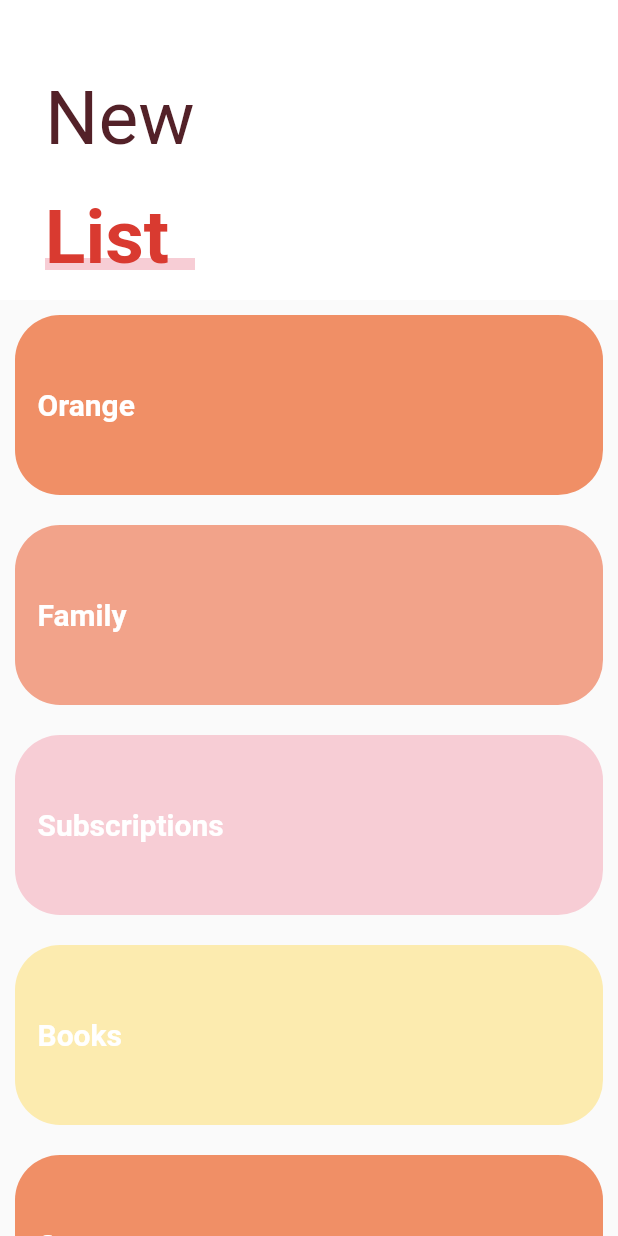
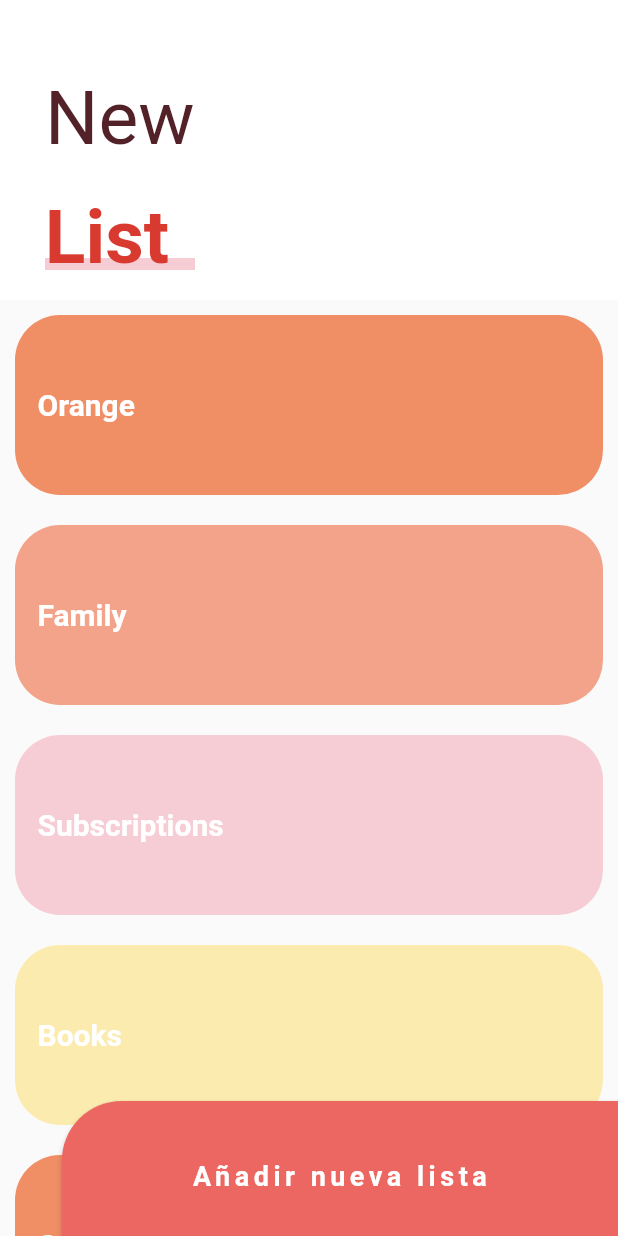
Before and after one commit to DannyStrelok/flutter_sliver_custom_header_practica, a Flutter app: the screen it shows after launch, on a phone screen of 412 x 824 dp. Run offline on Flutter 3.47's test engine with Material 2 defaults, Android fonts, the phone set to English and light mode, and no system bars.

Commit message:
slivers terminado

```diff
--- a/lib/src/screens/sliver_list_screen.dart
+++ b/lib/src/screens/sliver_list_screen.dart
@@ -6,22 +6,50 @@ class SliverListScreen extends StatelessWidget {
     return Scaffold(
       // body: _Lista(),
       // body: _Titulo(),
-      body: _MainScroll(),
+      body: Stack(children: [
+        _MainScroll(),
+        Positioned(bottom: -10, right: 0, child: _NewListButton())
+      ]),
+    );
+  }
+}
+
+class _NewListButton extends StatelessWidget {
+  @override
+  Widget build(BuildContext context) {
+    final size = MediaQuery.of(context).size;
+
+    return ButtonTheme(
+      minWidth: size.width * 0.9,
+      height: 100,
+      child: RaisedButton(
+        onPressed: () {},
+        color: Color(0xffed6762),
+        shape: RoundedRectangleBorder(
+            borderRadius: BorderRadius.only(topLeft: Radius.circular(40))),
+        child: Text(
+          'Añadir nueva lista',
+          style: TextStyle(
+              color: Colors.white,
+              fontSize: 18,
+              fontWeight: FontWeight.bold,
+              letterSpacing: 3),
+        ),
+      ),
     );
   }
 }
 
 class _MainScroll extends StatelessWidget {
-
   final items = [
-    _ListItem( 'Orange', Color(0xffF08F66) ),
-    _ListItem( 'Family', Color(0xffF2A38A) ),
-    _ListItem( 'Subscriptions', Color(0xffF7CDD5) ),
-    _ListItem( 'Books', Color(0xffFCEBAF) ),
-    _ListItem( 'Orange', Color(0xffF08F66) ),
-    _ListItem( 'Family', Color(0xffF2A38A) ),
-    _ListItem( 'Subscriptions', Color(0xffF7CDD5) ),
-    _ListItem( 'Books', Color(0xffFCEBAF) ),
+    _ListItem('Orange', Color(0xffF08F66)),
+    _ListItem('Family', Color(0xffF2A38A)),
+    _ListItem('Subscriptions', Color(0xffF7CDD5)),
+    _ListItem('Books', Color(0xffFCEBAF)),
+    _ListItem('Orange', Color(0xffF08F66)),
+    _ListItem('Family', Color(0xffF2A38A)),
+    _ListItem('Subscriptions', Color(0xffF7CDD5)),
+    _ListItem('Books', Color(0xffFCEBAF)),
   ];
 
   @override
@@ -43,13 +71,14 @@ class _MainScroll extends StatelessWidget {
                   alignment: Alignment.centerLeft,
                   color: Colors.white,
                   child: _Titulo(),
+                ))),
+        SliverList(
+          delegate: SliverChildListDelegate([
+            ...items,
+            SizedBox(
+              height: 100,
             )
-            )
-        ),
-        SliverList(
-          delegate: SliverChildListDelegate(
-            items
-          ),
+          ]),
         )
       ],
     );
@@ -57,13 +86,14 @@ class _MainScroll extends StatelessWidget {
 }
 
 class _SliverCustomHeaderDelegate extends SliverPersistentHeaderDelegate {
-
   final double minHeight;
   final double maxHeight;
   final Widget child;
 
-
-  _SliverCustomHeaderDelegate({@required this.minHeight, @required this.maxHeight, @required this.child});
+  _SliverCustomHeaderDelegate(
+      {@required this.minHeight,
+      @required this.maxHeight,
+      @required this.child});
 
   @override
   double get maxExtent => this.maxHeight;
@@ -79,23 +109,24 @@ class _SliverCustomHeaderDelegate extends SliverPersistentHeaderDelegate {
   }
 
   @override
-  Widget build(BuildContext context, double shrinkOffset, bool overlapsContent) {
-    return SizedBox.expand(child: child,);
+  Widget build(
+      BuildContext context, double shrinkOffset, bool overlapsContent) {
+    return SizedBox.expand(
+      child: child,
+    );
   }
 }
 
-
 class _Lista extends StatelessWidget {
-
   final items = [
-    _ListItem( 'Orange', Color(0xffF08F66) ),
-    _ListItem( 'Family', Color(0xffF2A38A) ),
-    _ListItem( 'Subscriptions', Color(0xffF7CDD5) ),
-    _ListItem( 'Books', Color(0xffFCEBAF) ),
-    _ListItem( 'Orange', Color(0xffF08F66) ),
-    _ListItem( 'Family', Color(0xffF2A38A) ),
-    _ListItem( 'Subscriptions', Color(0xffF7CDD5) ),
-    _ListItem( 'Books', Color(0xffFCEBAF) ),
+    _ListItem('Orange', Color(0xffF08F66)),
+    _ListItem('Family', Color(0xffF2A38A)),
+    _ListItem('Subscriptions', Color(0xffF7CDD5)),
+    _ListItem('Books', Color(0xffFCEBAF)),
+    _ListItem('Orange', Color(0xffF08F66)),
+    _ListItem('Family', Color(0xffF2A38A)),
+    _ListItem('Subscriptions', Color(0xffF7CDD5)),
+    _ListItem('Books', Color(0xffFCEBAF)),
   ];
 
   @override
@@ -110,7 +141,6 @@ class _Lista extends StatelessWidget {
 }
 
 class _ListItem extends StatelessWidget {
-
   final String titulo;
   final Color color;
 
```
Lines whose indentation alone changed are shown as unchanged.
